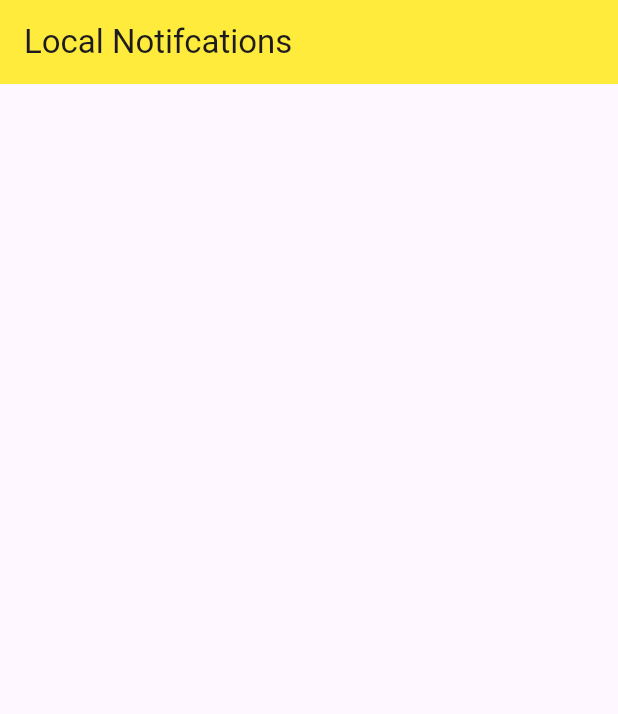
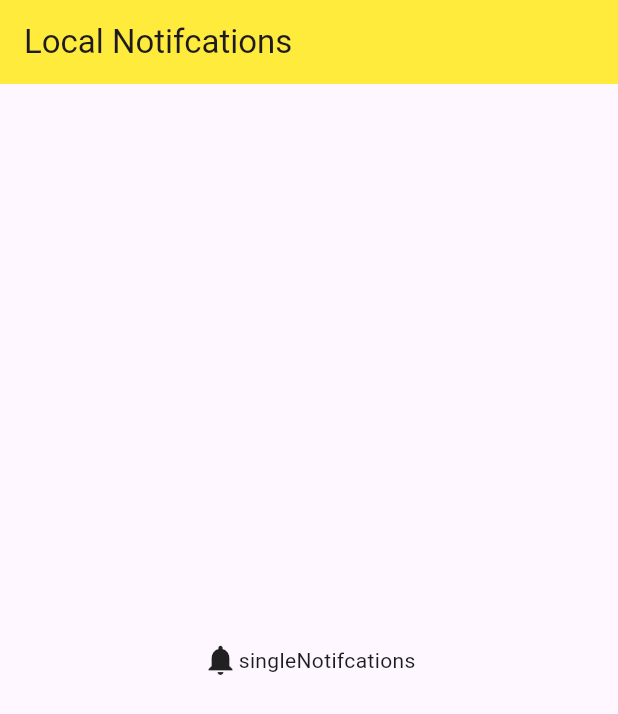
Before and after one commit to bahaaelmetwali/local_notifications, a Flutter app: the screen it shows after launch, on a phone screen of 412 x 824 dp. Shown: the top 714 px of the screen. Run offline on Flutter 3.47's test engine with Material 3 defaults, Android fonts, the phone set to English and light mode, and no system bars; our stand-ins replace flutter_local_notifications.

Commit message:
feat: single notification preveiwed

```diff
--- a/lib/local_notifications.dart
+++ b/lib/local_notifications.dart
@@ -3,7 +3,15 @@ import 'package:flutter_local_notifications/flutter_local_notifications.dart';
 abstract class LocalNotifications {
   static FlutterLocalNotificationsPlugin flutterLocalNotificationsPlugin =
       FlutterLocalNotificationsPlugin();
-
+  static NotificationDetails notificationDetails = NotificationDetails(
+    android: AndroidNotificationDetails(
+      'id:0',
+      'SingleNotification',
+      importance: Importance.high,
+      priority: Priority.high,
+    ),
+    iOS: DarwinNotificationDetails(),
+  );
   static Future<void> init() async {
     InitializationSettings settings = InitializationSettings(
       android: AndroidInitializationSettings('@mipmap/ic_launcher'),
@@ -27,18 +35,9 @@ abstract class LocalNotifications {
   }
 
   static Future<void> showSingleNotifications() async {
-    NotificationDetails notificationDetails = NotificationDetails(
-      android: AndroidNotificationDetails(
-        'id:0',
-        'SingleNotification',
-        importance: Importance.high,
-        priority: Priority.max,
-      ),
-      iOS: DarwinNotificationDetails(),
-    );
     await flutterLocalNotificationsPlugin.show(
       0,
-      'sinlgeNote',
+      'sinlgenote',
       'body',
       notificationDetails,
     );
--- a/lib/my_app.dart
+++ b/lib/my_app.dart
@@ -1,4 +1,5 @@
 import 'package:flutter/material.dart';
+import 'package:local_notifications/local_notifications.dart';
 
 class MyApp extends StatelessWidget {
   const MyApp({super.key});
@@ -12,7 +13,31 @@ class MyApp extends StatelessWidget {
           backgroundColor: Colors.yellow,
           title: Title(color: Colors.black, child: Text('Local Notifcations')),
         ),
-        body: Container(),
+        body: Center(
+          child: Container(
+            child: Column(
+              mainAxisAlignment: MainAxisAlignment.center,
+              children: [
+                Row(
+                  mainAxisAlignment: MainAxisAlignment.center,
+                  children: [
+                    GestureDetector(
+                      onTap: () {
+                        LocalNotifications.showSingleNotifications();
+                      },
+                      child: Row(
+                        children: [
+                          Icon(Icons.notifications),
+                          Text('singleNotifcations'),
+                        ],
+                      ),
+                    ),
+                  ],
+                ),
+              ],
+            ),
+          ),
+        ),
       ),
     );
   }
```
